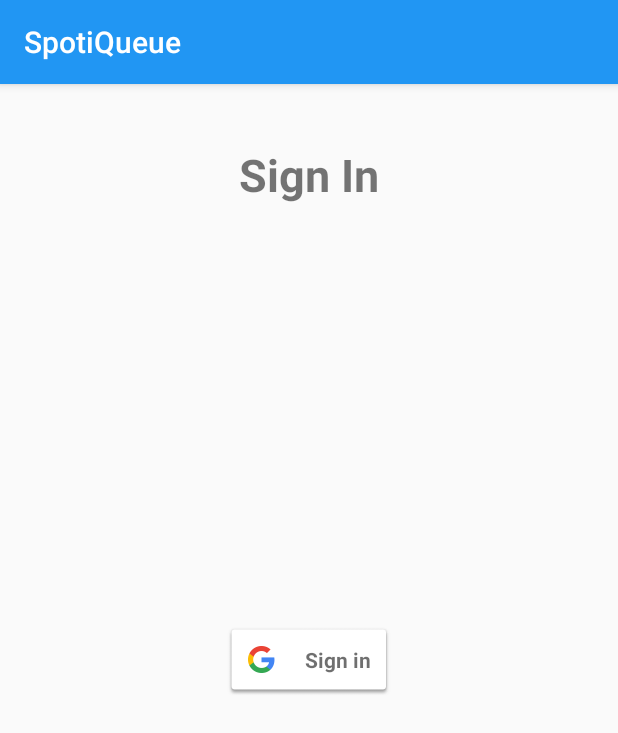
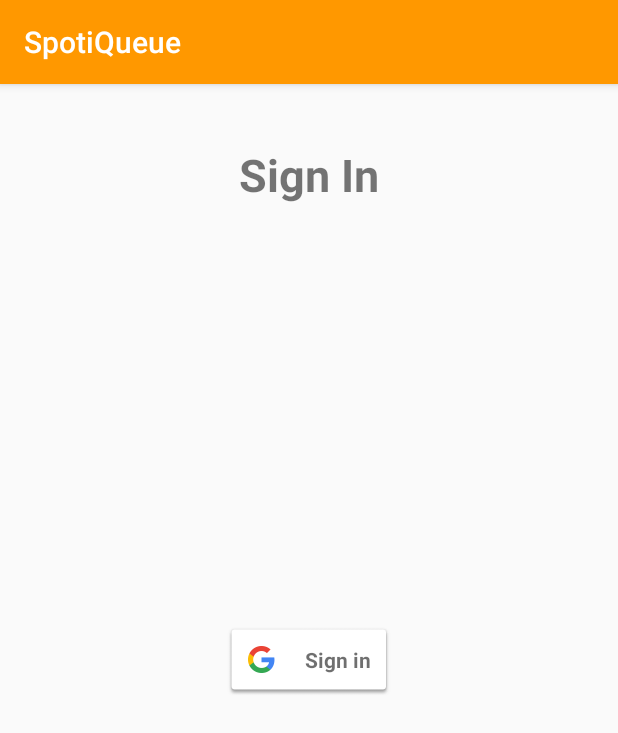
Before and after one commit to AJKHSideProjects/SpotiQueue, an Android app: the screen it shows after launch (SignInActivity), on a phone screen of 412 x 824 dp. Shown: the top 733 px of the screen. Run offline under Robolectric (Android 15) with nearby library versions, the phone set to English and light mode, and no system bars; our stand-ins replace CircleImageView, Firebase (no records; nobody signed in at launch, a user with empty details on screens opened directly); pictures from the network do not load.

```diff
--- a/app/src/main/java/com/AJKH/SpotiQueue/SessionSelectActivity.java
+++ /dev/null
@@ -1,63 +0,0 @@
-package com.AJKH.SpotiQueue;
-
-import android.content.Intent;
-import android.os.Bundle;
-import android.support.annotation.NonNull;
-import android.support.v7.app.AppCompatActivity;
-import android.util.Log;
-import android.view.View;
-import android.widget.Button;
-import android.widget.Toast;
-
-import com.AJKH.SpotiQueue.Firebase.SignInActivity;
-import com.AJKH.SpotiQueue.Spotify.SpotifyHttpUtil;
-import com.google.android.gms.common.ConnectionResult;
-import com.google.android.gms.common.api.GoogleApiClient;
-import com.google.firebase.auth.FirebaseAuth;
-import com.google.firebase.auth.FirebaseUser;
-
-/**
- * Created by jsturm on 10/31/2016.
- */
-
-public class SessionSelectActivity extends AppCompatActivity implements GoogleApiClient.OnConnectionFailedListener{
-
-    private Button joinSessionButton;
-    private Button createSessionButton;
-
-    protected void onCreate(Bundle savedInstanceState) {
-        super.onCreate(savedInstanceState);
-        setContentView(R.layout.session_select);
-
-        // Initialize Firebase Auth
-        FirebaseAuth mFirebaseAuth = FirebaseAuth.getInstance();
-        FirebaseUser mFirebaseUser = mFirebaseAuth.getCurrentUser();
-        if (mFirebaseUser == null) {
-            // Not signed in, launch the Sign In activity
-            startActivity(new Intent(this, SignInActivity.class));
-            finish();
-        }
-
-        joinSessionButton = (Button) findViewById(R.id.joinSessionButton);
-        joinSessionButton.setOnClickListener(new View.OnClickListener() {
-            @Override
-            public void onClick(View view) {
-                startActivity(new Intent(SessionSelectActivity.this, MainActivity.class));
-            }
-        });
-
-        createSessionButton = (Button) findViewById(R.id.createSessionButton);
-        createSessionButton.setOnClickListener(new View.OnClickListener() {
-            @Override
-            public void onClick(View view) {
-                startActivity(new Intent(SessionSelectActivity.this, MainActivity.class));
-            }
-        });
-    }
-
-    @Override
-    public void onConnectionFailed(@NonNull ConnectionResult connectionResult) {
-        Log.d("SessionSelectActivity", "onConnectionFailed:" + connectionResult);
-        Toast.makeText(this, "Google Play Services error.", Toast.LENGTH_SHORT).show();
-    }
-}
--- a/app/src/main/res/values/colors.xml
+++ b/app/src/main/res/values/colors.xml
@@ -1,7 +1,7 @@
 <?xml version="1.0" encoding="utf-8"?>
 <resources>
-    <color name="colorPrimary">#2196F3</color>
-    <color name="colorPrimaryDark">#424242</color>
-    <color name="colorAccent">#0D47A1</color>
+    <color name="colorPrimary">#FF9800</color>
+    <color name="colorPrimaryDark">#E65100</color>
+    <color name="colorAccent">#2E7D32</color>
     <color name="colorTitle">#ffffff</color>
 </resources>
--- a/app/src/main/res/values/strings.xml
+++ b/app/src/main/res/values/strings.xml
@@ -13,6 +13,4 @@
     <string name="fresh_config">Fresh Config</string>
     <string name="cause_crash">Cause Crash</string>
     <string name="banner_ad_unit_id" translatable="false">ca-app-pub-3940256099942544/6300978111</string>
-    <string name="session_join">Join Session</string>
-    <string name="session_create">Create Session</string>
 </resources>
--- a/build.gradle
+++ b/build.gradle
@@ -6,7 +6,7 @@ buildscript {
         mavenLocal()
     }
     dependencies {
-        classpath 'com.android.tools.build:gradle:2.2.2'
+        classpath 'com.android.tools.build:gradle:2.2.1'
         classpath 'com.google.gms:google-services:3.0.0'
 
         // NOTE: Do not place your application dependencies here; they belong
```
Also changed, not shown: app/src/main/AndroidManifest.xml (+2 -5 lines), app/src/main/res/layout/session_select.xml (deleted, +0 -38 lines).
